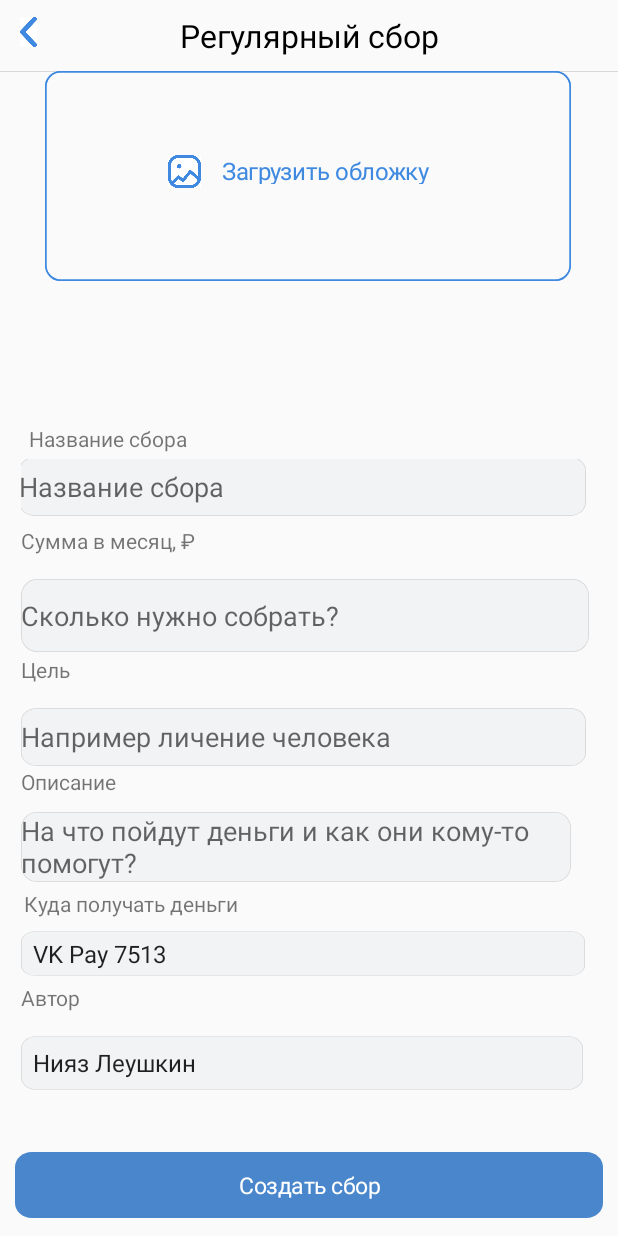
After one commit to niazlv/VKCharitableDonations, an Android app: the layout regular3.xml on its own in the app's theme, with its tools: preview values and no code run, on a phone screen of 412 x 824 dp. The commit adds this screen. Run offline under Robolectric (Android 15) with nearby library versions, the phone set to English and light mode, and no system bars.

Commit message:
Обновил и улучшил функционал

```diff
--- a/app/src/main/java/com/Niyaz/vkcharitabledonations/MainActivity.java
+++ b/app/src/main/java/com/Niyaz/vkcharitabledonations/MainActivity.java
@@ -79,6 +79,7 @@ public class MainActivity extends AppCompatActivity {
     }
 
     public void regular2(View v){
+    setContentView(R.layout.regular3);
     }
 
 }
--- /dev/null
+++ b/app/src/main/res/layout/regular3.xml
@@ -0,0 +1,477 @@
+<?xml version="1.0" encoding="utf-8"?>
+
+<androidx.constraintlayout.widget.ConstraintLayout
+    xmlns:android="http://schemas.android.com/apk/res/android"
+    xmlns:app="http://schemas.android.com/apk/res-auto"
+    xmlns:tools="http://schemas.android.com/tools"
+    android:layout_width="match_parent"
+    android:layout_height="match_parent"
+    >
+
+    <RelativeLayout
+        android:id="@+id/frame"
+        android:layout_width="409dp"
+        android:layout_height="46dp"
+        android:layout_marginStart="1dp"
+        android:layout_marginLeft="1dp"
+        android:layout_marginTop="1dp"
+        android:layout_marginEnd="1dp"
+        android:layout_marginRight="1dp"
+        app:layout_constraintEnd_toEndOf="parent"
+        app:layout_constraintStart_toStartOf="parent"
+        app:layout_constraintTop_toTopOf="parent">
+        <!-- ↳ Title -->
+        <TextView
+            android:id="@+id/title"
+            android:layout_width="184dp"
+            android:layout_height="wrap_content"
+            android:layout_centerInParent="true"
+            android:gravity="center_horizontal|top"
+            android:lineSpacingExtra="1sp"
+            android:text="Регулярный сбор"
+            android:textAppearance="@style/title"
+            android:translationY="-0.7sp" />
+
+        <Button
+            android:layout_width="11dp"
+            android:layout_height="20dp"
+            android:layout_alignParentStart="true"
+            android:layout_alignParentBottom="true"
+            android:layout_marginStart="12dp"
+            android:layout_marginBottom="16dp"
+            android:background="@drawable/arrowback"
+            android:onClick="backtostart" />
+
+    </RelativeLayout>
+
+    <RelativeLayout
+        android:layout_width="wrap_content"
+        app:layout_constraintBottom_toBottomOf="parent"
+        app:layout_constraintEnd_toEndOf="parent"
+        app:layout_constraintStart_toStartOf="parent"
+        app:layout_constraintTop_toBottomOf="@+id/frame"
+        android:layout_height="0dp">
+        <!-- Separator Top · 3x -->
+
+        <View
+            android:id="@+id/separator_t"
+            android:layout_width="0dp"
+            android:layout_height="0.33dp"
+            android:layout_alignParentLeft="true"
+            android:layout_alignParentTop="true"
+            android:layout_alignParentRight="true"
+            android:background="@drawable/separator_t"
+            tools:ignore="MissingConstraints" />
+
+        <!-- Button Container -->
+        <RelativeLayout
+            android:id="@+id/button_cont"
+            android:layout_width="375dp"
+            android:layout_height="68dp"
+            android:layout_alignParentStart="true"
+            android:layout_alignParentLeft="true"
+            android:layout_alignParentEnd="true"
+            android:layout_alignParentBottom="true"
+            android:layout_marginStart="10dp"
+            android:layout_marginLeft="10dp"
+            android:layout_marginEnd="10dp"
+            android:layout_marginBottom="0dp">
+            <!-- x / Base / Button / Large Fixed / Size Y: Regular -->
+            <Button
+                android:id="@+id/x_base_but"
+                android:layout_width="0dp"
+                android:layout_height="44dp"
+                android:layout_alignParentLeft="true"
+                android:layout_alignParentRight="true"
+                android:layout_centerVertical="true"
+                android:background="@drawable/x_base"
+                android:text="Создать сбор"
+                android:textAppearance="@style/label">
+
+            </Button>
+
+        </RelativeLayout>
+
+        <!-- Layout -->
+        <RelativeLayout
+            android:id="@+id/layout"
+            android:layout_width="match_parent"
+            android:layout_height="593dp"
+            android:layout_above="@+id/button_cont"
+            android:layout_alignParentStart="true"
+            android:layout_alignParentLeft="true"
+            android:layout_alignParentTop="true"
+            android:layout_alignParentEnd="true"
+            android:layout_marginStart="0dp"
+            android:layout_marginLeft="0dp"
+            android:layout_marginTop="0dp"
+            android:layout_marginEnd="0dp"
+            android:layout_marginBottom="0dp">
+
+            <!-- Frame 68 -->
+
+            <!-- Select / Size Y: Regular / Mode 1: Default -->
+
+            <RelativeLayout
+                android:layout_width="wrap_content"
+                android:layout_height="83dp"
+                android:layout_alignParentStart="true"
+                android:layout_alignParentLeft="true"
+                android:layout_alignParentEnd="true"
+                android:layout_alignParentBottom="true"
+                android:layout_marginStart="14dp"
+                android:layout_marginLeft="14dp"
+                android:layout_marginEnd="23dp"
+                android:layout_marginBottom="29dp">
+
+                <!-- Show/Hide Title -->
+                <TextView
+                    android:layout_width="351dp"
+                    android:layout_height="20dp"
+                    android:layout_alignParentStart="true"
+                    android:layout_alignParentLeft="true"
+                    android:layout_alignParentTop="true"
+                    android:layout_marginStart="0dp"
+                    android:layout_marginLeft="0dp"
+                    android:layout_marginTop="12dp"
+                    android:text="Автор"></TextView>
+
+                <!-- Container -->
+                <RelativeLayout
+                    android:layout_width="match_parent"
+                    android:layout_height="49dp"
+                    android:layout_alignParentLeft="true"
+                    android:layout_alignParentTop="true"
+                    android:layout_alignParentRight="true"
+                    android:layout_alignParentBottom="true"
+                    android:layout_marginLeft="0dp"
+                    android:layout_marginTop="47dp">
+                    <!-- Default State -->
+                    <Spinner
+                        android:layout_width="0dp"
+                        android:layout_height="0dp"
+                        android:layout_alignParentLeft="true"
+                        android:layout_alignParentTop="true"
+                        android:layout_alignParentRight="true"
+                        android:layout_alignParentBottom="true"
+                        android:animateLayoutChanges="true"
+                        android:background="@drawable/default_sta"
+                        android:entries="@array/authors"
+                        android:spinnerMode="dropdown" />
+                </RelativeLayout>
+            </RelativeLayout>
+
+            <RelativeLayout
+                android:layout_width="wrap_content"
+                android:layout_height="80dp"
+                android:layout_alignParentStart="true"
+                android:layout_alignParentLeft="true"
+                android:layout_alignParentEnd="true"
+                android:layout_alignParentBottom="true"
+                android:layout_marginStart="14dp"
+                android:layout_marginLeft="14dp"
+                android:layout_marginEnd="20dp"
+                android:layout_marginBottom="393dp">
+
+                <!-- Show/Hide Title -->
+                <TextView
+                    android:layout_width="346dp"
+                    android:layout_height="wrap_content"
+                    android:layout_alignParentStart="true"
+                    android:layout_alignParentLeft="true"
+                    android:layout_alignParentTop="true"
+                    android:layout_marginStart="5dp"
+                    android:layout_marginLeft="5dp"
+                    android:layout_marginTop="0dp"
+                    android:text="Название сбора"></TextView>
+
+                <!-- Container -->
+                <RelativeLayout
+                    android:layout_width="match_parent"
+                    android:layout_height="31dp"
+                    android:layout_alignParentLeft="true"
+                    android:layout_alignParentTop="true"
+                    android:layout_alignParentRight="true"
+                    android:layout_alignParentBottom="true"
+                    android:layout_marginLeft="0dp"
+                    android:layout_marginTop="23dp"
+                    android:layout_marginBottom="17dp">
+                    <!-- Default State -->
+                    <EditText
+                        android:layout_width="match_parent"
+                        android:layout_height="match_parent"
+                        android:layout_alignParentLeft="true"
+                        android:layout_alignParentTop="true"
+                        android:layout_alignParentRight="true"
+                        android:layout_alignParentBottom="true"
+                        android:layout_marginLeft="-1dp"
+                        android:layout_marginTop="-1dp"
+                        android:layout_marginRight="1dp"
+                        android:layout_marginBottom="1dp"
+                        android:animateLayoutChanges="true"
+                        android:background="@drawable/default_sta"
+                        android:hint="Название сбора" />
+                </RelativeLayout>
+            </RelativeLayout>
+
+            <RelativeLayout
+                android:layout_width="375dp"
+                android:layout_height="96dp"
+                android:layout_alignParentStart="true"
+                android:layout_alignParentLeft="true"
+                android:layout_alignParentEnd="true"
+                android:layout_alignParentBottom="true"
+                android:layout_marginStart="14dp"
+                android:layout_marginLeft="14dp"
+                android:layout_marginEnd="19dp"
+                android:layout_marginBottom="321dp">
+
+                <!-- Show/Hide Title -->
+                <TextView
+                    android:layout_width="351dp"
+                    android:layout_height="20dp"
+                    android:layout_alignParentStart="true"
+                    android:layout_alignParentLeft="true"
+                    android:layout_alignParentTop="true"
+                    android:layout_marginStart="0dp"
+                    android:layout_marginLeft="0dp"
+                    android:layout_marginTop="12dp"
+                    android:text="Сумма в месяц, ₽"></TextView>
+
+                <!-- Container -->
+                <RelativeLayout
+                    android:layout_width="match_parent"
+                    android:layout_height="49dp"
+                    android:layout_alignParentLeft="true"
+                    android:layout_alignParentTop="true"
+                    android:layout_alignParentRight="true"
+                    android:layout_alignParentBottom="true"
+                    android:layout_marginLeft="0dp"
+                    android:layout_marginTop="47dp">
+                    <!-- Default State -->
+                    <EditText
+                        android:layout_width="match_parent"
+                        android:layout_height="match_parent"
+                        android:layout_alignParentLeft="true"
+                        android:layout_alignParentTop="true"
+                        android:layout_alignParentRight="true"
+                        android:layout_alignParentBottom="true"
+                        android:layout_marginTop="0dp"
+                        android:layout_marginRight="0dp"
+                        android:animateLayoutChanges="true"
+                        android:background="@drawable/default_sta"
+                        android:hint="Сколько нужно собрать?"
+                        android:inputType="number" />
+                </RelativeLayout>
+            </RelativeLayout>
+
+            <RelativeLayout
+                android:layout_width="wrap_content"
+                android:layout_height="86dp"
+                android:layout_alignParentStart="true"
+                android:layout_alignParentLeft="true"
+                android:layout_alignParentEnd="true"
+                android:layout_alignParentBottom="true"
+                android:layout_marginStart="14dp"
+                android:layout_marginLeft="14dp"
+                android:layout_marginEnd="21dp"
+                android:layout_marginBottom="245dp">
+
+                <!-- Show/Hide Title -->
+                <TextView
+                    android:layout_width="351dp"
+                    android:layout_height="20dp"
+                    android:layout_alignParentStart="true"
+                    android:layout_alignParentLeft="true"
+                    android:layout_alignParentTop="true"
+                    android:layout_marginStart="0dp"
+                    android:layout_marginLeft="0dp"
+                    android:layout_marginTop="12dp"
+                    android:text="Цель"></TextView>
+
+                <!-- Container -->
+                <RelativeLayout
+                    android:layout_width="match_parent"
+                    android:layout_height="49dp"
+                    android:layout_alignParentLeft="true"
+                    android:layout_alignParentTop="true"
+                    android:layout_alignParentRight="true"
+                    android:layout_alignParentBottom="true"
+                    android:layout_marginLeft="0dp"
+                    android:layout_marginTop="47dp">
+                    <!-- Default State -->
+                    <EditText
+                        android:layout_width="match_parent"
+                        android:layout_height="match_parent"
+                        android:layout_alignParentLeft="true"
+                        android:layout_alignParentTop="true"
+                        android:layout_alignParentRight="true"
+                        android:layout_alignParentBottom="true"
+                        android:layout_marginTop="0dp"
+                        android:layout_marginRight="0dp"
+                        android:animateLayoutChanges="true"
+                        android:background="@drawable/default_sta"
+                        android:hint="Например личение человека" />
+                </RelativeLayout>
+            </RelativeLayout>
+
+            <RelativeLayout
+                android:layout_width="366dp"
+                android:layout_height="82dp"
+                android:layout_alignParentStart="true"
+                android:layout_alignParentLeft="true"
+                android:layout_alignParentEnd="true"
+                android:layout_alignParentBottom="true"
+                android:layout_marginStart="14dp"
+                android:layout_marginLeft="14dp"
+                android:layout_marginEnd="31dp"
+                android:layout_marginBottom="168dp">
+
+                <!-- Show/Hide Title -->
+
+                <!-- Container -->
+
+                <TextView
+                    android:layout_width="351dp"
+                    android:layout_height="20dp"
+                    android:layout_alignParentStart="true"
+                    android:layout_alignParentLeft="true"
+                    android:layout_alignParentTop="true"
+                    android:layout_marginStart="0dp"
+                    android:layout_marginLeft="0dp"
+                    android:layout_marginTop="5dp"
+                    android:text="Описание"></TextView>
+
+                <RelativeLayout
+                    android:layout_width="match_parent"
+                    android:layout_height="61dp"
+                    android:layout_alignParentLeft="true"
+                    android:layout_alignParentTop="true"
+                    android:layout_alignParentRight="true"
+                    android:layout_alignParentBottom="true"
+                    android:layout_marginLeft="0dp"
+                    android:layout_marginTop="35dp">
+                    <!-- Default State -->
+                    <EditText
+                        android:layout_width="match_parent"
+                        android:layout_height="match_parent"
+                        android:layout_alignParentLeft="true"
+                        android:layout_alignParentTop="true"
+                        android:layout_alignParentRight="true"
+                        android:layout_alignParentBottom="true"
+                        android:layout_marginTop="0dp"
+                        android:layout_marginRight="0dp"
+                        android:animateLayoutChanges="true"
+                        android:background="@drawable/default_sta"
+                        android:hint="На что пойдут деньги и как они кому-то помогут?" />
+                </RelativeLayout>
+            </RelativeLayout>
+
+            <RelativeLayout
+                android:layout_width="wrap_content"
+                android:layout_height="77dp"
+                android:layout_alignParentStart="true"
+                android:layout_alignParentLeft="true"
+                android:layout_alignParentEnd="true"
+                android:layout_alignParentBottom="true"
+                android:layout_marginStart="14dp"
+                android:layout_marginLeft="14dp"
+                android:layout_marginEnd="22dp"
+                android:layout_marginBottom="105dp">
+
+                <!-- Show/Hide Title -->
+
+                <!-- Container -->
+
+                <TextView
+                    android:layout_width="351dp"
+                    android:layout_height="20dp"
+                    android:layout_alignParentStart="true"
+                    android:layout_alignParentLeft="true"
+                    android:layout_alignParentTop="true"
+                    android:layout_marginStart="2dp"
+                    android:layout_marginLeft="2dp"
+                    android:layout_marginTop="19dp"
+                    android:text="@string/textcard"></TextView>
+
+                <RelativeLayout
+                    android:layout_width="match_parent"
+                    android:layout_height="49dp"
+                    android:layout_alignParentLeft="true"
+                    android:layout_alignParentTop="true"
+                    android:layout_alignParentRight="true"
+                    android:layout_alignParentBottom="true"
+                    android:layout_marginLeft="0dp"
+                    android:layout_marginTop="47dp">
+                    <!-- Default State -->
+                    <Spinner
+                        android:layout_width="0dp"
+                        android:layout_height="0dp"
+                        android:layout_alignParentLeft="true"
+                        android:layout_alignParentTop="true"
+                        android:layout_alignParentRight="true"
+                        android:layout_alignParentBottom="true"
+                        android:animateLayoutChanges="true"
+                        android:background="@drawable/default_sta"
+                        android:entries="@array/cards"
+                        android:spinnerMode="dropdown" />
+                </RelativeLayout>
+            </RelativeLayout>
+
+            <RelativeLayout
+                android:layout_width="351dp"
+                android:layout_height="140dp"
+                android:layout_alignParentStart="true"
+                android:layout_alignParentEnd="true"
+                android:layout_marginStart="30dp"
+                android:layout_marginLeft="10dp"
+                android:layout_marginTop="0dp"
+                android:layout_marginEnd="31dp"
+                android:layout_marginBottom="90dp"
+                android:background="@drawable/cover">
+
+                <!-- ↳ Title -->
+                <!-- Frame 67 -->
+                <RelativeLayout
+                    android:layout_width="186dp"
+                    android:layout_height="28dp"
+                    android:layout_centerHorizontal="true"
+                    android:layout_centerVertical="true">
+
+
+                    <!-- picture_outline_28 @ gallery -->
+                    <TextView
+                        android:layout_width="150dp"
+                        android:layout_height="20dp"
+                        android:layout_marginLeft="36dp"
+                        android:gravity="top"
+                        android:lineSpacingExtra="1sp"
+                        android:text="@string/load"
+                        android:textAppearance="@style/load"
+                        android:translationY="-0.45sp" />
+
+                    <RelativeLayout
+                        android:layout_width="22dp"
+                        android:layout_height="22dp"
+                        android:layout_alignParentLeft="true"
+                        android:layout_alignParentTop="true"
+                        android:background="@drawable/image">
+
+                    </RelativeLayout>
+
+                </RelativeLayout>
+
+                <ImageButton
+                    android:id="@+id/imageButton"
+                    android:layout_width="match_parent"
+                    android:layout_height="match_parent"
+                    android:background="@drawable/cover"
+                    android:onClick="enterimage" />
+
+            </RelativeLayout>
+
+        </RelativeLayout>
+
+    </RelativeLayout>
+
+</androidx.constraintlayout.widget.ConstraintLayout>
```
